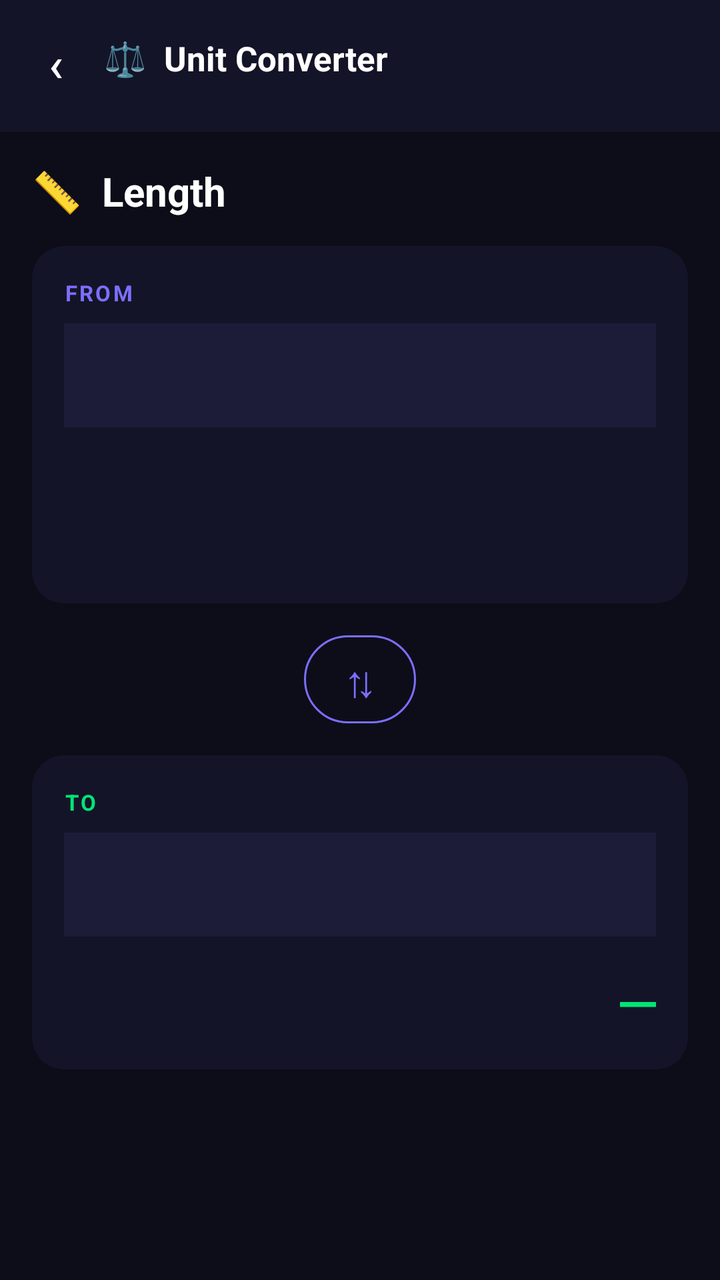
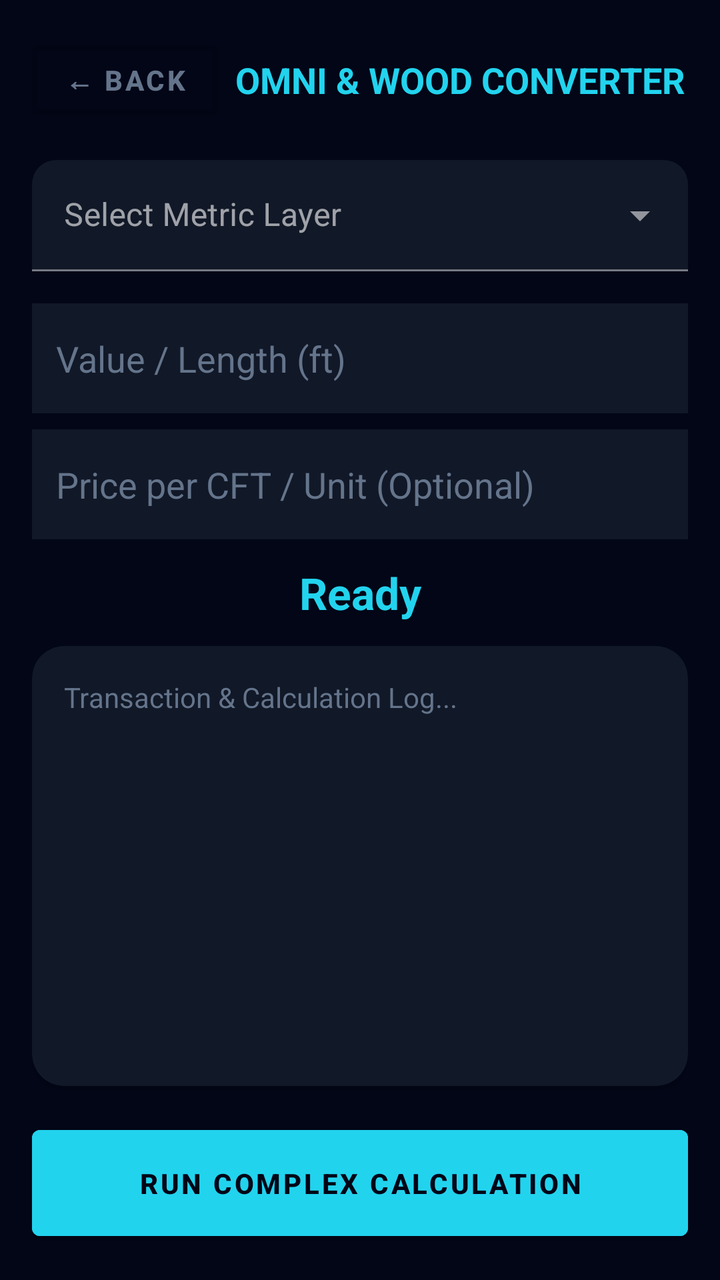

The first picture is an Android layout as it rendered before a commit; the second is the same layout after the commit. The layout source and the unified diff follow.
<!-- AndroidManifest.xml: application theme Theme.UltraCalc -->
<!-- res/layout/activity_converter.xml -->
<?xml version="1.0" encoding="utf-8"?>
<LinearLayout xmlns:android="http://schemas.android.com/apk/res/android"
    xmlns:app="http://schemas.android.com/apk/res-auto"
    android:layout_width="match_parent" android:layout_height="match_parent"
    android:orientation="vertical" android:background="@color/bg">
    <LinearLayout android:layout_width="match_parent" android:layout_height="58dp"
        android:orientation="horizontal" android:gravity="center_vertical"
        android:paddingStart="4dp" android:paddingEnd="16dp" android:background="@color/bgCard">
        <com.google.android.material.button.MaterialButton android:id="@+id/btnBack"
            style="@style/Widget.MaterialComponents.Button.TextButton"
            android:layout_width="48dp" android:layout_height="48dp"
            android:text="‹" android:textSize="24sp" android:textColor="@color/textPrimary"
            app:cornerRadius="24dp"/>
        <TextView android:layout_width="0dp" android:layout_height="wrap_content" android:layout_weight="1"
            android:text="⚖️  Unit Converter" android:textSize="17sp" android:textStyle="bold" android:textColor="@color/textPrimary"/>
    </LinearLayout>
    <HorizontalScrollView android:layout_width="match_parent" android:layout_height="wrap_content"
        android:background="@color/bgCard" android:scrollbars="none">
        <LinearLayout android:id="@+id/catBar" android:layout_width="wrap_content"
            android:layout_height="wrap_content" android:orientation="horizontal"
            android:paddingBottom="8dp" android:paddingStart="8dp" android:paddingEnd="8dp"/>
    </HorizontalScrollView>
    <ScrollView android:layout_width="match_parent" android:layout_height="0dp" android:layout_weight="1">
        <LinearLayout android:layout_width="match_parent" android:layout_height="wrap_content"
            android:orientation="vertical" android:padding="16dp">
            <TextView android:id="@+id/tvTitle" android:layout_width="wrap_content" android:layout_height="wrap_content"
                android:text="📏  Length" android:textSize="20sp" android:textStyle="bold"
                android:textColor="@color/textPrimary" android:layout_marginBottom="14dp"/>
            <androidx.cardview.widget.CardView android:layout_width="match_parent" android:layout_height="wrap_content"
                android:layout_marginBottom="10dp" app:cardCornerRadius="16dp" app:cardElevation="0dp" app:cardBackgroundColor="#141428">
                <LinearLayout android:layout_width="match_parent" android:layout_height="wrap_content"
                    android:orientation="vertical" android:padding="16dp">
                    <TextView android:layout_width="wrap_content" android:layout_height="wrap_content"
                        android:text="FROM" android:textSize="11sp" android:textStyle="bold"
                        android:textColor="@color/primary" android:letterSpacing="0.1" android:layout_marginBottom="8dp"/>
                    <Spinner android:id="@+id/spFrom" android:layout_width="match_parent" android:layout_height="52dp"
                        android:background="#1C1C38" android:paddingStart="12dp" android:popupBackground="#141428"/>
                    <EditText android:id="@+id/etVal" android:layout_width="match_parent" android:layout_height="64dp"
                        android:textSize="28sp" android:inputType="numberDecimal|numberSigned"
                        android:background="@null" android:layout_marginTop="8dp" android:fontFamily="monospace"/>
                </LinearLayout>
            </androidx.cardview.widget.CardView>
            <com.google.android.material.button.MaterialButton android:id="@+id/btnSwap"
                style="@style/Widget.MaterialComponents.Button.OutlinedButton"
                android:layout_width="56dp" android:layout_height="56dp" android:layout_gravity="center"
                android:text="⇅" android:textSize="22sp" android:textColor="@color/primary"
                android:layout_marginBottom="10dp" app:cornerRadius="28dp" app:strokeColor="@color/primary"/>
            <androidx.cardview.widget.CardView android:layout_width="match_parent" android:layout_height="wrap_content"
                android:layout_marginBottom="14dp" app:cardCornerRadius="16dp" app:cardElevation="0dp" app:cardBackgroundColor="#141428">
                <LinearLayout android:layout_width="match_parent" android:layout_height="wrap_content"
                    android:orientation="vertical" android:padding="16dp">
                    <TextView android:layout_width="wrap_content" android:layout_height="wrap_content"
                        android:text="TO" android:textSize="11sp" android:textStyle="bold"
                        android:textColor="@color/accentGreen" android:letterSpacing="0.1" android:layout_marginBottom="8dp"/>
                    <Spinner android:id="@+id/spTo" android:layout_width="match_parent" android:layout_height="52dp"
                        android:background="#1C1C38" android:paddingStart="12dp" android:popupBackground="#141428"/>
                    <TextView android:id="@+id/tvResult" android:layout_width="match_parent" android:layout_height="wrap_content"
                        android:text="—" android:textSize="30sp" android:textColor="@color/accentGreen"
                        android:fontFamily="monospace" android:layout_marginTop="10dp" android:gravity="end"/>
                </LinearLayout>
            </androidx.cardview.widget.CardView>
            <androidx.cardview.widget.CardView android:layout_width="match_parent" android:layout_height="wrap_content"
                app:cardCornerRadius="12dp" app:cardElevation="0dp" app:cardBackgroundColor="#0D0D1A">
                <TextView android:id="@+id/tvFormula" android:layout_width="match_parent"
                    android:layout_height="wrap_content" android:text="" android:textSize="13sp"
                    android:textColor="@color/textSecondary" android:gravity="center"
                    android:padding="14dp" android:fontFamily="monospace"/>
            </androidx.cardview.widget.CardView>
        </LinearLayout>
    </ScrollView>
</LinearLayout>
<!-- resources referenced by this layout -->
<resources>
  <color name="accentGreen">#00E676</color>
  <color name="bg">#0D0D1A</color>
  <color name="bgCard">#141428</color>
  <color name="primary">#7C6FFF</color>
  <color name="textPrimary">#FFFFFF</color>
  <color name="textSecondary">#B0AECC</color>
  <style name="Theme.UltraCalc" parent="Theme.MaterialComponents.NoActionBar">
          <item name="colorPrimary">@color/primary</item>
          <item name="colorPrimaryVariant">@color/primaryDark</item>
          <item name="colorOnPrimary">@color/white</item>
          <item name="colorSecondary">@color/accentCyan</item>
          <item name="android:windowBackground">@color/bg</item>
          <item name="android:statusBarColor">@color/bg</item>
          <item name="android:navigationBarColor">@color/bg</item>
          <item name="android:windowLightStatusBar">false</item>
      </style>
  <color name="primaryDark">#5A4FCC</color>
  <color name="white">#FFFFFF</color>
  <color name="accentCyan">#00E5FF</color>
</resources>

<!-- the commit's change to res/layout/activity_converter.xml (unified diff, before → after) -->
@@ -1,71 +1,163 @@
 <?xml version="1.0" encoding="utf-8"?>
-<LinearLayout xmlns:android="http://schemas.android.com/apk/res/android"
+<androidx.constraintlayout.widget.ConstraintLayout 
+    xmlns:android="http://schemas.android.com/apk/res/android"
     xmlns:app="http://schemas.android.com/apk/res-auto"
-    android:layout_width="match_parent" android:layout_height="match_parent"
-    android:orientation="vertical" android:background="@color/bg">
-    <LinearLayout android:layout_width="match_parent" android:layout_height="58dp"
-        android:orientation="horizontal" android:gravity="center_vertical"
-        android:paddingStart="4dp" android:paddingEnd="16dp" android:background="@color/bgCard">
-        <com.google.android.material.button.MaterialButton android:id="@+id/btnBack"
-            style="@style/Widget.MaterialComponents.Button.TextButton"
-            android:layout_width="48dp" android:layout_height="48dp"
-            android:text="‹" android:textSize="24sp" android:textColor="@color/textPrimary"
-            app:cornerRadius="24dp"/>
-        <TextView android:layout_width="0dp" android:layout_height="wrap_content" android:layout_weight="1"
-            android:text="⚖️  Unit Converter" android:textSize="17sp" android:textStyle="bold" android:textColor="@color/textPrimary"/>
+    android:layout_width="match_parent"
+    android:layout_height="match_parent"
+    android:background="#020617"
+    android:padding="16dp">
+
+    <LinearLayout
+        android:id="@+id/topBar"
+        android:layout_width="match_parent"
+        android:layout_height="wrap_content"
+        android:orientation="horizontal"
+        android:gravity="center_vertical"
+        app:layout_constraintTop_toTopOf="parent">
+        
+        <Button
+            android:id="@+id/btnBack"
+            android:layout_width="wrap_content"
+            android:layout_height="wrap_content"
+            android:text="← BACK"
+            android:backgroundTint="@android:color/transparent"
+            android:textColor="#64748B"
+            android:textStyle="bold"
+            android:elevation="0dp"/>
+            
+        <TextView
+            android:layout_width="wrap_content"
+            android:layout_height="wrap_content"
+            android:text="OMNI &amp; WOOD CONVERTER"
+            android:textColor="#22D3EE"
+            android:textSize="18sp"
+            android:textStyle="bold"
+            android:layout_marginStart="8dp"/>
     </LinearLayout>
-    <HorizontalScrollView android:layout_width="match_parent" android:layout_height="wrap_content"
-        android:background="@color/bgCard" android:scrollbars="none">
-        <LinearLayout android:id="@+id/catBar" android:layout_width="wrap_content"
-            android:layout_height="wrap_content" android:orientation="horizontal"
-            android:paddingBottom="8dp" android:paddingStart="8dp" android:paddingEnd="8dp"/>
-    </HorizontalScrollView>
-    <ScrollView android:layout_width="match_parent" android:layout_height="0dp" android:layout_weight="1">
-        <LinearLayout android:layout_width="match_parent" android:layout_height="wrap_content"
-            android:orientation="vertical" android:padding="16dp">
-            <TextView android:id="@+id/tvTitle" android:layout_width="wrap_content" android:layout_height="wrap_content"
-                android:text="📏  Length" android:textSize="20sp" android:textStyle="bold"
-                android:textColor="@color/textPrimary" android:layout_marginBottom="14dp"/>
-            <androidx.cardview.widget.CardView android:layout_width="match_parent" android:layout_height="wrap_content"
-                android:layout_marginBottom="10dp" app:cardCornerRadius="16dp" app:cardElevation="0dp" app:cardBackgroundColor="#141428">
-                <LinearLayout android:layout_width="match_parent" android:layout_height="wrap_content"
-                    android:orientation="vertical" android:padding="16dp">
-                    <TextView android:layout_width="wrap_content" android:layout_height="wrap_content"
-                        android:text="FROM" android:textSize="11sp" android:textStyle="bold"
-                        android:textColor="@color/primary" android:letterSpacing="0.1" android:layout_marginBottom="8dp"/>
-                    <Spinner android:id="@+id/spFrom" android:layout_width="match_parent" android:layout_height="52dp"
-                        android:background="#1C1C38" android:paddingStart="12dp" android:popupBackground="#141428"/>
-                    <EditText android:id="@+id/etVal" android:layout_width="match_parent" android:layout_height="64dp"
-                        android:textSize="28sp" android:inputType="numberDecimal|numberSigned"
-                        android:background="@null" android:layout_marginTop="8dp" android:fontFamily="monospace"/>
-                </LinearLayout>
-            </androidx.cardview.widget.CardView>
-            <com.google.android.material.button.MaterialButton android:id="@+id/btnSwap"
-                style="@style/Widget.MaterialComponents.Button.OutlinedButton"
-                android:layout_width="56dp" android:layout_height="56dp" android:layout_gravity="center"
-                android:text="⇅" android:textSize="22sp" android:textColor="@color/primary"
-                android:layout_marginBottom="10dp" app:cornerRadius="28dp" app:strokeColor="@color/primary"/>
-            <androidx.cardview.widget.CardView android:layout_width="match_parent" android:layout_height="wrap_content"
-                android:layout_marginBottom="14dp" app:cardCornerRadius="16dp" app:cardElevation="0dp" app:cardBackgroundColor="#141428">
-                <LinearLayout android:layout_width="match_parent" android:layout_height="wrap_content"
-                    android:orientation="vertical" android:padding="16dp">
-                    <TextView android:layout_width="wrap_content" android:layout_height="wrap_content"
-                        android:text="TO" android:textSize="11sp" android:textStyle="bold"
-                        android:textColor="@color/accentGreen" android:letterSpacing="0.1" android:layout_marginBottom="8dp"/>
-                    <Spinner android:id="@+id/spTo" android:layout_width="match_parent" android:layout_height="52dp"
-                        android:background="#1C1C38" android:paddingStart="12dp" android:popupBackground="#141428"/>
-                    <TextView android:id="@+id/tvResult" android:layout_width="match_parent" android:layout_height="wrap_content"
-                        android:text="—" android:textSize="30sp" android:textColor="@color/accentGreen"
-                        android:fontFamily="monospace" android:layout_marginTop="10dp" android:gravity="end"/>
-                </LinearLayout>
-            </androidx.cardview.widget.CardView>
-            <androidx.cardview.widget.CardView android:layout_width="match_parent" android:layout_height="wrap_content"
-                app:cardCornerRadius="12dp" app:cardElevation="0dp" app:cardBackgroundColor="#0D0D1A">
-                <TextView android:id="@+id/tvFormula" android:layout_width="match_parent"
-                    android:layout_height="wrap_content" android:text="" android:textSize="13sp"
-                    android:textColor="@color/textSecondary" android:gravity="center"
-                    android:padding="14dp" android:fontFamily="monospace"/>
-            </androidx.cardview.widget.CardView>
-        </LinearLayout>
-    </ScrollView>
-</LinearLayout>
+
+    <com.google.android.material.textfield.TextInputLayout
+        android:id="@+id/dropdownContainer"
+        style="@style/Widget.MaterialComponents.TextInputLayout.FilledBox.ExposedDropdownMenu"
+        android:layout_width="match_parent"
+        android:layout_height="wrap_content"
+        android:layout_marginTop="16dp"
+        app:boxBackgroundColor="#111827"
+        app:boxCornerRadiusTopStart="12dp"
+        app:boxCornerRadiusTopEnd="12dp"
+        app:hintTextColor="#22D3EE"
+        app:layout_constraintTop_toBottomOf="@id/topBar">
+
+        <AutoCompleteTextView
+            android:id="@+id/modeSelector"
+            android:layout_width="match_parent"
+            android:layout_height="wrap_content"
+            android:hint="Select Metric Layer"
+            android:inputType="none"
+            android:textColor="#F8FAFC"/>
+    </com.google.android.material.textfield.TextInputLayout>
+
+    <LinearLayout
+        android:id="@+id/inputContainer"
+        android:layout_width="match_parent"
+        android:layout_height="wrap_content"
+        android:layout_marginTop="16dp"
+        android:orientation="vertical"
+        app:layout_constraintTop_toBottomOf="@id/dropdownContainer">
+
+        <EditText
+            android:id="@+id/inputPrimary"
+            android:layout_width="match_parent"
+            android:layout_height="55dp"
+            android:background="#111827"
+            android:padding="12dp"
+            android:hint="Value / Length (ft)"
+            android:textColorHint="#64748B"
+            android:inputType="numberDecimal"
+            android:textColor="#F8FAFC"
+            android:layout_marginBottom="8dp"/>
+
+        <EditText
+            android:id="@+id/inputSecondary"
+            android:layout_width="match_parent"
+            android:layout_height="55dp"
+            android:background="#111827"
+            android:padding="12dp"
+            android:hint="Width / Girth (in)"
+            android:textColorHint="#64748B"
+            android:inputType="numberDecimal"
+            android:textColor="#F8FAFC"
+            android:visibility="gone"
+            android:layout_marginBottom="8dp"/>
+
+        <EditText
+            android:id="@+id/inputTertiary"
+            android:layout_width="match_parent"
+            android:layout_height="55dp"
+            android:background="#111827"
+            android:padding="12dp"
+            android:hint="Thickness (in)"
+            android:textColorHint="#64748B"
+            android:inputType="numberDecimal"
+            android:textColor="#F8FAFC"
+            android:visibility="gone"
+            android:layout_marginBottom="8dp"/>
+
+        <EditText
+            android:id="@+id/inputPricePerUnit"
+            android:layout_width="match_parent"
+            android:layout_height="55dp"
+            android:background="#111827"
+            android:padding="12dp"
+            android:hint="Price per CFT / Unit (Optional)"
+            android:textColorHint="#64748B"
+            android:inputType="numberDecimal"
+            android:textColor="#F8FAFC"/>
+    </LinearLayout>
+
+    <TextView
+        android:id="@+id/resultDisplay"
+        android:layout_width="match_parent"
+        android:layout_height="wrap_content"
+        android:layout_marginTop="12dp"
+        android:text="Ready"
+        android:textColor="#22D3EE"
+        android:textSize="22sp"
+        android:gravity="center"
+        android:textStyle="bold"
+        app:layout_constraintTop_toBottomOf="@id/inputContainer"/>
+
+    <androidx.cardview.widget.CardView
+        android:layout_width="match_parent"
+        android:layout_height="0dp"
+        android:layout_marginTop="12dp"
+        android:layout_marginBottom="16dp"
+        app:cardBackgroundColor="#111827"
+        app:cardCornerRadius="16dp"
+        app:layout_constraintTop_toBottomOf="@id/resultDisplay"
+        app:layout_constraintBottom_toTopOf="@id/btnAction">
+        
+        <ScrollView
+            android:layout_width="match_parent"
+            android:layout_height="match_parent"
+            android:padding="16dp">
+            <TextView
+                android:id="@+id/historyList"
+                android:layout_width="match_parent"
+                android:layout_height="wrap_content"
+                android:text="Transaction &amp; Calculation Log..."
+                android:textColor="#64748B"
+                android:lineSpacingExtra="6dp"/>
+        </ScrollView>
+    </androidx.cardview.widget.CardView>
+
+    <Button
+        android:id="@+id/btnAction"
+        android:layout_width="match_parent"
+        android:layout_height="65dp"
+        android:text="RUN COMPLEX CALCULATION"
+        android:backgroundTint="#22D3EE"
+        android:textColor="#020617"
+        android:textStyle="bold"
+        app:layout_constraintBottom_toBottomOf="parent"/>
+
+</androidx.constraintlayout.widget.ConstraintLayout>
<!-- resource entries referenced after the edit -->
@@ -1,11 +1,7 @@
 <!-- resources referenced by this layout -->
 <resources>
-  <color name="accentGreen">#00E676</color>
   <color name="bg">#0D0D1A</color>
-  <color name="bgCard">#141428</color>
   <color name="primary">#7C6FFF</color>
-  <color name="textPrimary">#FFFFFF</color>
-  <color name="textSecondary">#B0AECC</color>
   <style name="Theme.UltraCalc" parent="Theme.MaterialComponents.NoActionBar">
           <item name="colorPrimary">@color/primary</item>
           <item name="colorPrimaryVariant">@color/primaryDark</item>
